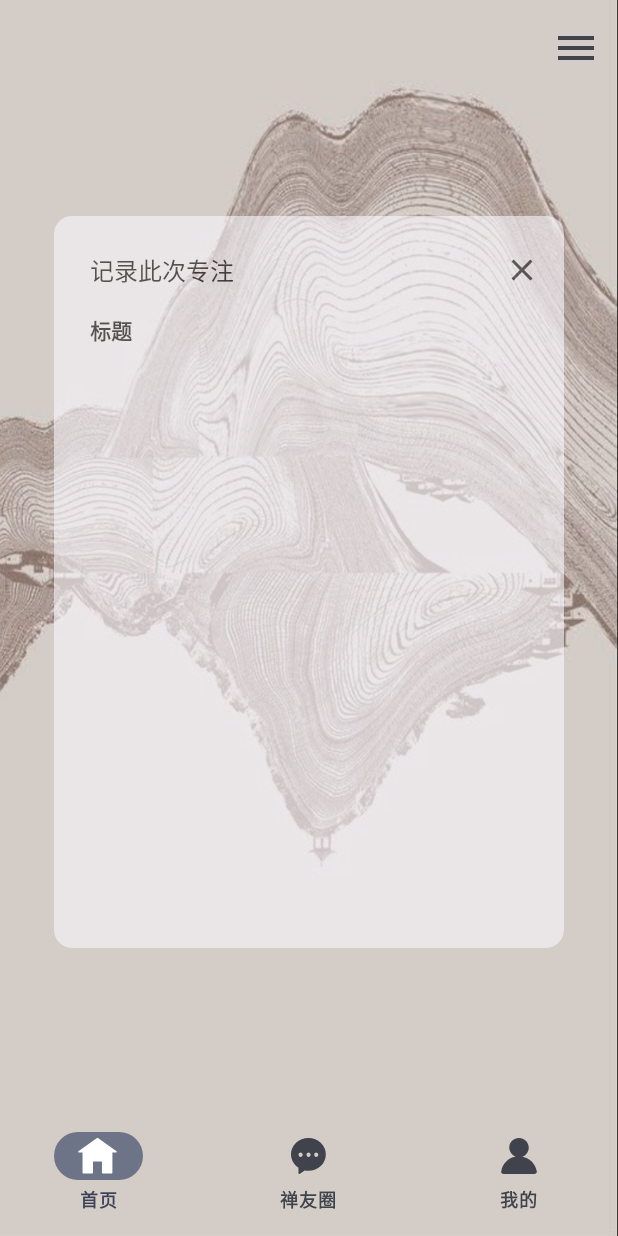
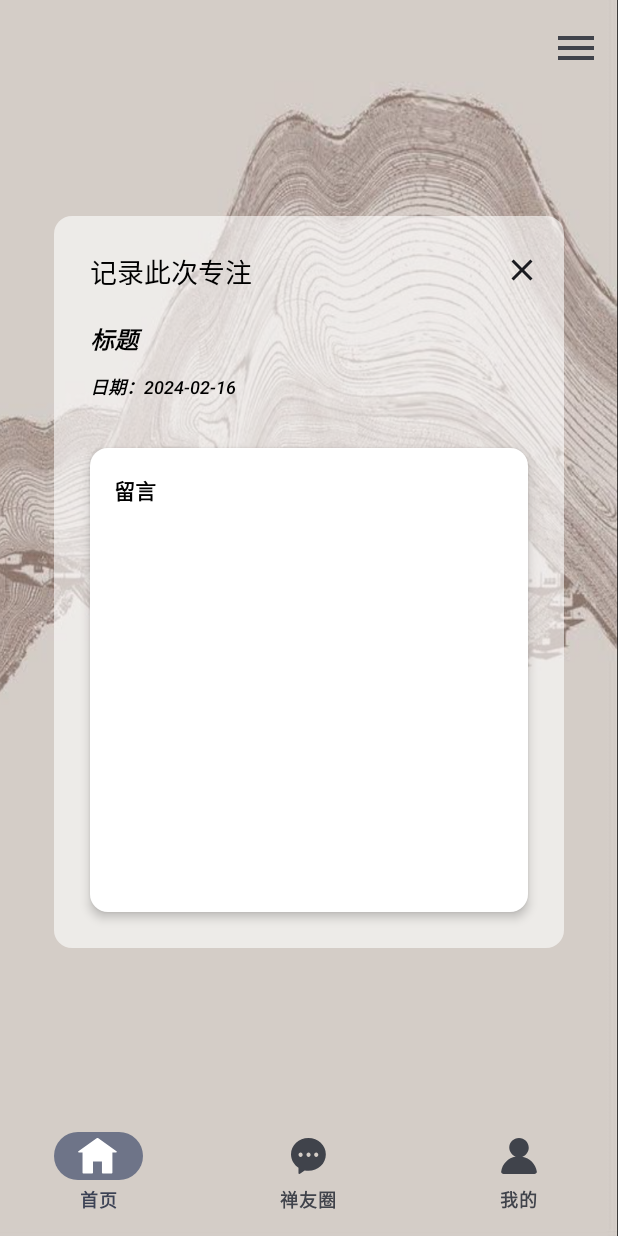
Before and after one commit to suisbuds/Meditation, an Android app built with Jetpack Compose: the screen it shows after launch (MainActivity), on a phone screen of 412 x 824 dp. Run offline under Robolectric (Android 15) with nearby library versions, the phone set to English and light mode, and no system bars; 23 statements that could not run were skipped.

Commit message:
complete message card basic ui

```diff
--- a/app/src/main/java/com/example/mediation/ui/components/MessageCard.kt
+++ b/app/src/main/java/com/example/mediation/ui/components/MessageCard.kt
@@ -1,9 +1,13 @@
 package com.example.mediation.ui.components
 
+import android.os.Build
+import androidx.annotation.RequiresApi
+import androidx.compose.animation.AnimatedVisibility
 import androidx.compose.foundation.border
 import androidx.compose.foundation.clickable
 import androidx.compose.foundation.layout.*
 import androidx.compose.foundation.shape.RoundedCornerShape
+import androidx.compose.material.Card
 import androidx.compose.material.Text
 import androidx.compose.material.icons.Icons
 import androidx.compose.material.icons.filled.Close
@@ -12,48 +16,46 @@ import androidx.compose.material3.*
 import androidx.compose.runtime.*
 import androidx.compose.ui.Alignment
 import androidx.compose.ui.Modifier
-import androidx.compose.ui.draw.alpha
 import androidx.compose.ui.draw.clip
 import androidx.compose.ui.graphics.Color
 import androidx.compose.ui.graphics.vector.ImageVector
 import androidx.compose.ui.res.vectorResource
 import androidx.compose.ui.text.TextStyle
+import androidx.compose.ui.text.font.FontStyle
 import androidx.compose.ui.text.font.FontWeight
 import androidx.compose.ui.unit.dp
 import androidx.compose.ui.unit.sp
 import com.example.mediation.R
 import com.example.mediation.ui.theme.NunitoFontFamily
+import com.example.mediation.ui.theme.icon_color
 import com.example.mediation.ui.theme.icon_dark_color
 import com.example.mediation.ui.theme.message_icon_color
+import java.time.LocalDate
 
 //alpha值：透明度
+@RequiresApi(Build.VERSION_CODES.UPSIDE_DOWN_CAKE)
 @Composable
-fun MessageCard(modifier: Modifier = Modifier) {
+fun MessageCard(
+    modifier: Modifier = Modifier,
+    onClose: () -> Unit = {},
+    onShare: () -> Unit = {},
+    navigateToHistory: () -> Unit = {}
+) {
     Surface(
         modifier = modifier
             .fillMaxSize()
-            .alpha(0.6f)
-            .clip(shape = RoundedCornerShape(12.dp)), shadowElevation = 8.dp
+            .clip(shape = RoundedCornerShape(12.dp)), color = Color.White.copy(alpha = 0.6f)
     ) {
         Column(modifier = modifier.padding(16.dp)) {
-            Spacer(modifier = modifier.height(8.dp))
-            CardHeader(onClose = {})
-            /*Box(modifier = modifier
-                .padding(8.dp)
-                .fillMaxSize().background(Color.White)) {
-                Surface(
-                    modifier = modifier
-                        .fillMaxSize()
-                        .clip(shape = RoundedCornerShape(12.dp))
-                ) {
-                    CardContent()
-                }
-            }*/
+            Spacer(modifier = Modifier.height(8.dp))
+            CardHeader(onClose = onClose)
+            CardContent(onShare = onShare, navigateToHistory = navigateToHistory)
         }
     }
 }
 
 
+@RequiresApi(Build.VERSION_CODES.UPSIDE_DOWN_CAKE)
 @Composable
 fun CardHeader(modifier: Modifier = Modifier, onClose: () -> Unit) {
     var text by remember {
@@ -63,43 +65,79 @@ fun CardHeader(modifier: Modifier = Modifier, onClose: () -> Unit) {
         Row(modifier = modifier.fillMaxWidth(), verticalAlignment = Alignment.Bottom) {
             Text(
                 text = "记录此次专注",
+                fontFamily = NunitoFontFamily,
+                color = icon_dark_color,
+                fontSize = 18.sp,
                 fontWeight = FontWeight.Medium,
-                fontFamily = NunitoFontFamily,
-                color = message_icon_color,
-                fontSize = 16.sp,
                 modifier = modifier
                     .padding(start = 8.dp)
                     .alignByBaseline()
                     .weight(1f)
             )
             Icon(
-                imageVector = Icons.Default.Close,
+                imageVector = Icons.Filled.Close,
                 contentDescription = "close message",
-                tint = message_icon_color,
+                tint = icon_dark_color,
                 modifier = modifier
                     .alignByBaseline()
+                    .size(24.dp)
                     .clickable { onClose() })
         }
-        Row(modifier = modifier.fillMaxWidth(), verticalAlignment = Alignment.Top) {
+        Row(
+            modifier = modifier
+                .fillMaxWidth(), verticalAlignment = Alignment.Top
+        ) {
+            Column(
+                modifier = modifier
+                    .weight(1f)
+                    .height(96.dp)
+            ) {
                 TextField(
                     value = text,
                     onValueChange = { text = it },
                     colors = TextFieldDefaults.colors(
                         focusedContainerColor = Color.Transparent,
                         unfocusedContainerColor = Color.Transparent,
-                    focusedTextColor = icon_dark_color,
-                    unfocusedTextColor = icon_dark_color,
                         cursorColor = icon_dark_color,
                         focusedIndicatorColor = Color.Transparent,
                         unfocusedIndicatorColor = Color.Transparent
                     ),
-                textStyle = TextStyle(fontWeight = FontWeight.SemiBold),
+                    textStyle = TextStyle(
+                        fontFamily = NunitoFontFamily,
+                        fontStyle = FontStyle.Italic,
+                        fontWeight = FontWeight.SemiBold,
+                        color = icon_dark_color,
+                        fontSize = 16.sp
+                    ),
                     modifier = modifier
                         .weight(1f)
                         .border(width = 0.dp, color = Color.Transparent)
-                    .offset(x = (-8).dp),
-                placeholder = { Text(text = "标题", color = icon_dark_color, fontWeight = FontWeight.SemiBold) }
+                        .offset(x = (-8).dp, y = (-8).dp),
+                    placeholder = {
+                        AnimatedVisibility(visible = text == "") {
+                            Text(
+                                text = "标题",
+                                color = icon_dark_color,
+                                fontWeight = FontWeight.SemiBold,
+                                fontFamily = NunitoFontFamily,
+                                fontStyle = FontStyle.Italic,
+                                fontSize = 16.sp
                             )
+                        }
+                    },
+                    singleLine = true,
+                )
+                Text(
+                    text = "日期：" + LocalDate.now(),
+                    fontStyle = FontStyle.Italic,
+                    fontFamily = NunitoFontFamily,
+                    color = icon_color,
+                    fontWeight = FontWeight.SemiBold,
+                    fontSize = 12.sp,
+                    modifier = modifier.offset(x = 8.dp, y = (-24).dp)
+                )
+
+            }
             Spacer(modifier = modifier.weight(1f))
         }
     }
@@ -107,22 +145,75 @@ fun CardHeader(modifier: Modifier = Modifier, onClose: () -> Unit) {
 
 
 @Composable
-fun CardContent(modifier: Modifier = Modifier) {
+fun CardContent(modifier: Modifier = Modifier, onShare: () -> Unit, navigateToHistory: () -> Unit) {
     var text by remember {
         mutableStateOf("")
     }
-    Column(modifier = modifier.fillMaxHeight()) {
-        OutlinedTextField(value = text, onValueChange = { text = it })
-        Row(modifier = modifier.align(Alignment.End)) {
-            IconButton(onClick = {
-            }) {
-                Icon(imageVector = ImageVector.vectorResource(id = R.drawable.horiz_icon), contentDescription = "more")
+    Column(
+        modifier = modifier
+            .fillMaxSize()
+    ) {
+        Card(
+            shape = RoundedCornerShape(12.dp),
+            elevation = 4.dp,
+            modifier = modifier
+                .fillMaxWidth()
+                .height(388.dp)
+                .padding(8.dp),
+            backgroundColor = Color.White
+        ) {
+            OutlinedTextField(
+                value = text,
+                onValueChange = { text = it },
+                colors = TextFieldDefaults.colors(
+                    focusedContainerColor = Color.Transparent,
+                    unfocusedContainerColor = Color.Transparent,
+                    cursorColor = message_icon_color,
+                    focusedIndicatorColor = Color.Transparent,
+                    unfocusedIndicatorColor = Color.Transparent
+                ),
+                textStyle = TextStyle(
+                    fontFamily = NunitoFontFamily,
+                    fontWeight = FontWeight.SemiBold,
+                    color = message_icon_color
+                ),
+                modifier = modifier
+                    .border(width = 0.dp, color = Color.Transparent),
+                placeholder = {
+                    AnimatedVisibility(visible = text == "") {
+                        Text(
+                            text = "留言",
+                            color = icon_dark_color,
+                            fontWeight = FontWeight.SemiBold,
+                            fontFamily = NunitoFontFamily,
+                        )
                     }
-            IconButton(onClick = {
-
-            }) {
-                Icon(imageVector = Icons.Default.Share, contentDescription = "share")
+                },
+            )
+        }
+        Spacer(modifier = modifier.height(4.dp))
+        Row(
+            modifier = modifier
+                .fillMaxSize()
+                .padding(end = 8.dp), horizontalArrangement = Arrangement.End
+        ) {
+            Icon(
+                imageVector = ImageVector.vectorResource(id = R.drawable.horiz_icon),
+                contentDescription = "more",
+                modifier = modifier
+                    .size(24.dp)
+                    .clickable { navigateToHistory() },
+                tint = icon_dark_color
+            )
+            Spacer(modifier = modifier.width(16.dp))
+            Icon(
+                imageVector = Icons.Filled.Share,
+                contentDescription = "share",
+                modifier = modifier
+                    .size(24.dp)
+                    .clickable { onShare() },
+                tint = icon_dark_color
+            )
         }
     }
 }
-}
```
Lines whose indentation alone changed are shown as unchanged.
